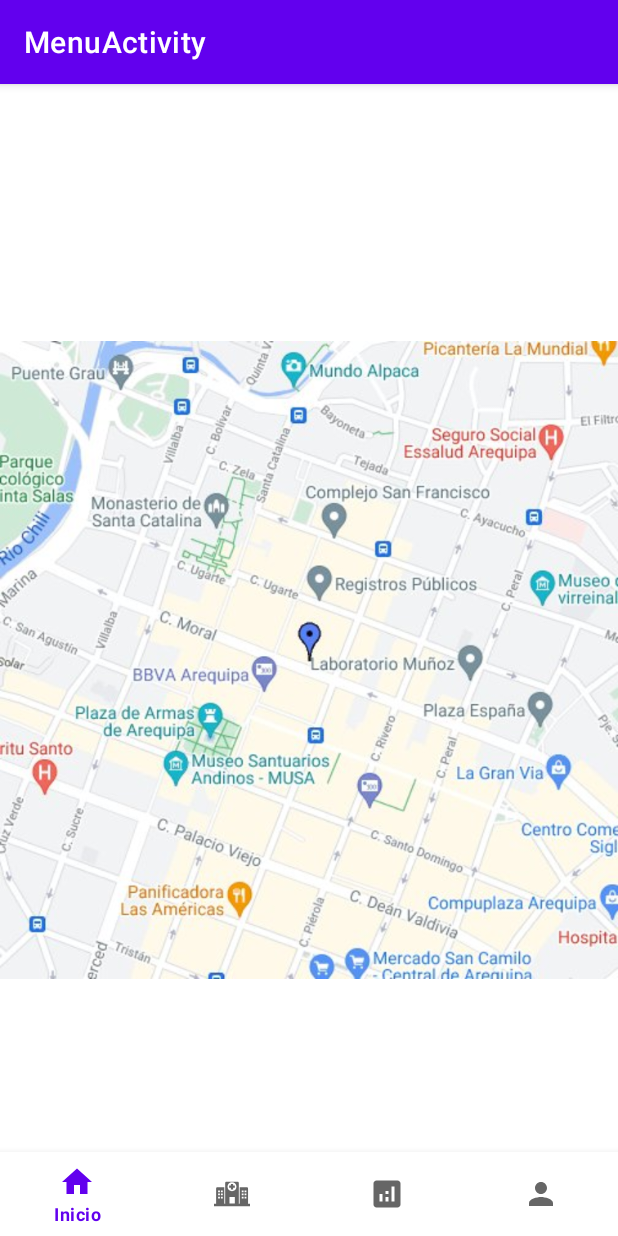
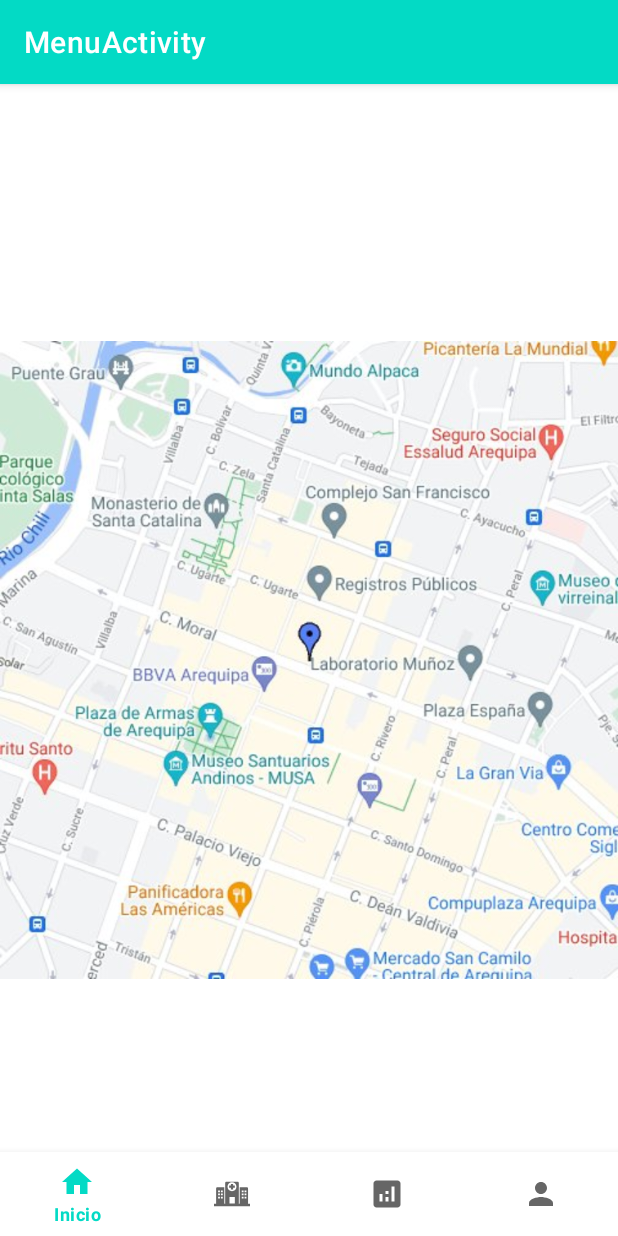
Before and after one commit to ValeriaCalderon123/HospitalityProjectIDNP, an Android app: the MenuActivity screen opened directly, with no data from a screen before it, on a phone screen of 412 x 824 dp. Run offline under Robolectric (Android 15) with nearby library versions, the phone set to English and light mode, and no system bars; our stand-ins replace navigation-ui.

Commit message:
change theme

```diff
--- a/app/src/main/AndroidManifest.xml
+++ b/app/src/main/AndroidManifest.xml
@@ -4,6 +4,7 @@
 
     <application
         android:allowBackup="true"
+        android:name=".model.Initialization"
         android:icon="@mipmap/ic_launcher"
         android:label="@string/app_name"
         android:roundIcon="@mipmap/ic_launcher_round"
--- a/app/src/main/java/com/example/hospitalityproject/views/login/LoginActivity.kt
+++ b/app/src/main/java/com/example/hospitalityproject/views/login/LoginActivity.kt
@@ -3,6 +3,7 @@ package com.example.hospitalityproject.views.login
 import android.content.Intent
 import androidx.appcompat.app.AppCompatActivity
 import android.os.Bundle
+import android.util.Log
 import android.widget.Toast
 import androidx.appcompat.app.AlertDialog
 import com.example.hospitalityproject.R
@@ -27,6 +28,7 @@ class LoginActivity : AppCompatActivity() {
             if(editTextEmail.text.isNotEmpty()&&editTextPassword.text.isNotEmpty()){
                 FirebaseAuth.getInstance().signInWithEmailAndPassword(editTextEmail.text.toString(),
                     editTextPassword.text.toString()).addOnCompleteListener {
+                    Log.d("Test004", "$it")
                     if(it.isSuccessful){
                         val toast1 = Toast.makeText(
                             applicationContext,
--- a/app/src/main/res/values/themes.xml
+++ b/app/src/main/res/values/themes.xml
@@ -2,8 +2,8 @@
     <!-- Base application theme. -->
     <style name="Theme.HospitalityProject" parent="Theme.MaterialComponents.DayNight.DarkActionBar">
         <!-- Primary brand color. -->
-        <item name="colorPrimary">@color/purple_500</item>
-        <item name="colorPrimaryVariant">@color/purple_700</item>
+        <item name="colorPrimary">@color/teal_200</item>
+        <item name="colorPrimaryVariant">@color/teal_700</item>
         <item name="colorOnPrimary">@color/white</item>
         <!-- Secondary brand color. -->
         <item name="colorSecondary">@color/teal_200</item>
```
Also changed, not shown: app/src/main/java/com/example/hospitalityproject/views/login/RegisterActivity.kt (+9 -7 lines).
